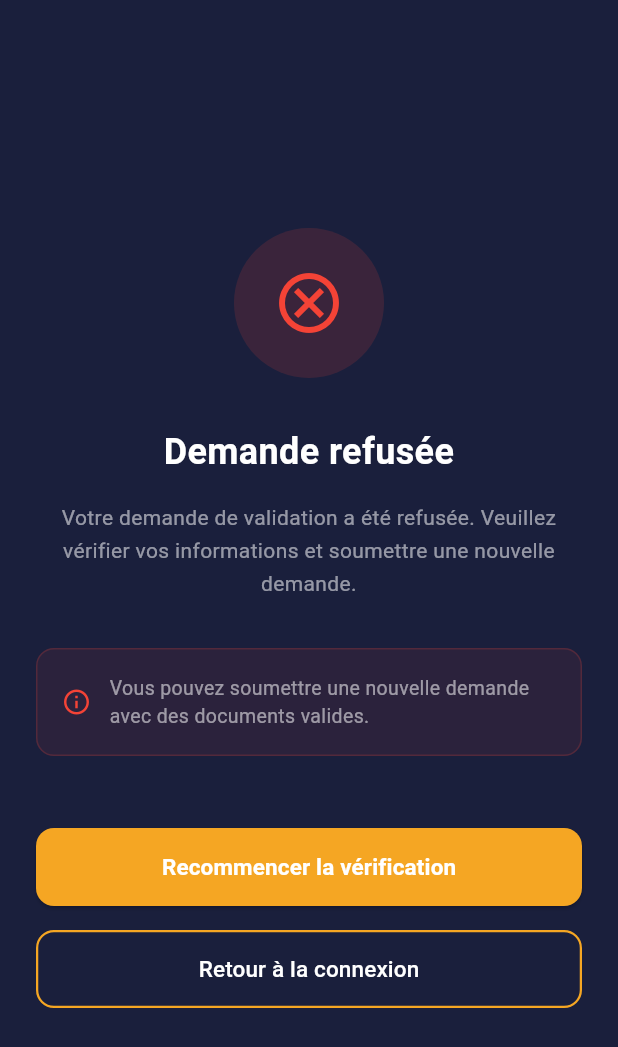
After one commit to hananedaouda/yormi-backend, a Flutter app: the RefusScreen screen opened by its route, on a phone screen of 412 x 824 dp. The commit adds this screen. Shown: the top 1047 px of the screen. Run offline on Flutter 3.47's test engine with Material 3 defaults, Android fonts, the phone set to English and light mode, and no system bars; our stand-ins replace dio, file_picker, flutter_secure_storage; accounts and stored records are empty.

Commit message:
Systeme statut verification - refus/attente/dashboard selon statut

```diff
--- /dev/null
+++ b/lib/screens/auth/refus_screen.dart
@@ -0,0 +1,122 @@
+import 'package:flutter/material.dart';
+
+class RefusScreen extends StatelessWidget {
+  const RefusScreen({super.key});
+
+  @override
+  Widget build(BuildContext context) {
+    return Scaffold(
+      backgroundColor: const Color(0xFF1A1F3C),
+      body: SafeArea(
+        child: Padding(
+          padding: const EdgeInsets.all(24),
+          child: Column(
+            mainAxisAlignment: MainAxisAlignment.center,
+            children: [
+              Container(
+                width: 100,
+                height: 100,
+                decoration: BoxDecoration(
+                  color: Colors.red.withOpacity(0.15),
+                  shape: BoxShape.circle,
+                ),
+                child: const Icon(
+                  Icons.cancel_outlined,
+                  color: Colors.red,
+                  size: 48,
+                ),
+              ),
+              const SizedBox(height: 32),
+              const Text(
+                'Demande refusée',
+                textAlign: TextAlign.center,
+                style: TextStyle(
+                  color: Colors.white,
+                  fontSize: 24,
+                  fontWeight: FontWeight.bold,
+                ),
+              ),
+              const SizedBox(height: 16),
+              const Text(
+                'Votre demande de validation a été refusée. Veuillez vérifier vos informations et soumettre une nouvelle demande.',
+                textAlign: TextAlign.center,
+                style: TextStyle(
+                  color: Colors.white54,
+                  fontSize: 14,
+                  height: 1.6,
+                ),
+              ),
+              const SizedBox(height: 32),
+              Container(
+                padding: const EdgeInsets.all(16),
+                decoration: BoxDecoration(
+                  color: Colors.red.withOpacity(0.08),
+                  borderRadius: BorderRadius.circular(12),
+                  border: Border.all(color: Colors.red.withOpacity(0.2)),
+                ),
+                child: const Row(
+                  children: [
+                    Icon(Icons.info_outline, color: Colors.red, size: 20),
+                    SizedBox(width: 12),
+                    Expanded(
+                      child: Text(
+                        'Vous pouvez soumettre une nouvelle demande avec des documents valides.',
+                        style: TextStyle(color: Colors.white54, fontSize: 13),
+                      ),
+                    ),
+                  ],
+                ),
+              ),
+              const SizedBox(height: 48),
+              SizedBox(
+                width: double.infinity,
+                height: 52,
+                child: ElevatedButton(
+                  onPressed: () =>
+                      Navigator.pushReplacementNamed(context, '/verification'),
+                  style: ElevatedButton.styleFrom(
+                    backgroundColor: const Color(0xFFF5A623),
+                    foregroundColor: Colors.white,
+                    shape: RoundedRectangleBorder(
+                      borderRadius: BorderRadius.circular(12),
+                    ),
+                  ),
+                  child: const Text(
+                    'Recommencer la vérification',
+                    style: TextStyle(
+                      fontSize: 15,
+                      fontWeight: FontWeight.bold,
+                    ),
+                  ),
+                ),
+              ),
+              const SizedBox(height: 16),
+              SizedBox(
+                width: double.infinity,
+                height: 52,
+                child: OutlinedButton(
+                  onPressed: () =>
+                      Navigator.pushReplacementNamed(context, '/login'),
+                  style: OutlinedButton.styleFrom(
+                    foregroundColor: Colors.white,
+                    side: const BorderSide(
+                      color: Color(0xFFF5A623),
+                      width: 1.5,
+                    ),
+                    shape: RoundedRectangleBorder(
+                      borderRadius: BorderRadius.circular(12),
+                    ),
+                  ),
+                  child: const Text(
+                    'Retour à la connexion',
+                    style: TextStyle(fontSize: 15),
+                  ),
+                ),
+              ),
+            ],
+          ),
+        ),
+      ),
+    );
+  }
+}
--- a/pubspec.yaml
+++ b/pubspec.yaml
@@ -11,6 +11,7 @@ dependencies:
   flutter:
     sdk: flutter
 
+  http: ^1.2.0
   cupertino_icons: ^1.0.8
   provider: ^6.1.2
   dio: ^5.7.0
```
Also changed, not shown: lib/main.dart (+18 -9 lines), lib/providers/auth_provider.dart (+22 -0 lines), lib/screens/auth/verification_screen.dart (+52 -29 lines), pubspec.lock.
